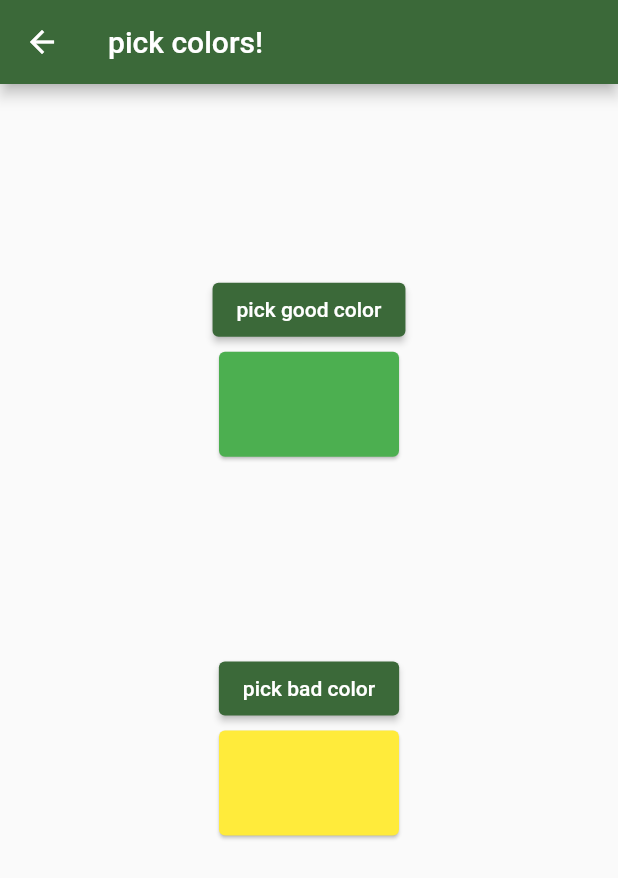
After one commit to infodam/emu_infodam, a Flutter app: the ColoursPage screen opened directly, on a phone screen of 412 x 824 dp. The commit adds this screen. Shown: the top 878 px of the screen. Run offline on Flutter 3.47's test engine with Material 3 defaults, Android fonts, the phone set to English and light mode, and no system bars; our stand-ins replace cloud_firestore, firebase_auth, firebase_core, flutter_colorpicker, flutter_riverpod, fpdart and 1 more; accounts and stored records are empty; generated files the repository leaves out were written again; statements that could not run were skipped.

Commit message:
implement color changing

```diff
--- /dev/null
+++ b/lib/features/colour_changer.dart
@@ -0,0 +1,27 @@
+import 'package:flutter/material.dart';
+
+import 'package:flutter_riverpod/flutter_riverpod.dart';
+
+final colorChangerProvider = NotifierProvider.autoDispose<ColorChanger, ColorChoice>(ColorChanger.new);
+
+class ColorChanger extends Notifier<ColorChoice> {
+  @override
+  build() {
+    // Inside "build", we return the initial state of the counter.
+    return ColorChoice(goodColor: Colors.green, badColor: Colors.yellow);
+  }
+
+  void changeGoodColor(Color color) {
+    state.goodColor = color;
+  }
+
+  void changeBadColor(Color color) {
+    state.badColor = color;
+  }
+}
+
+class ColorChoice {
+  Color goodColor;
+  Color badColor;
+  ColorChoice({required this.goodColor, required this.badColor});
+}
--- a/lib/main.dart
+++ b/lib/main.dart
@@ -1,5 +1,6 @@
 import 'package:emu_infodam/features/auth/auth_controller.dart';
 import 'package:emu_infodam/features/auth/auth_repository.dart';
+import 'package:emu_infodam/features/colour_changer.dart';
 import 'package:emu_infodam/ui/auth_screen.dart';
 import 'package:emu_infodam/ui/create_article_screen.dart';
 import 'package:emu_infodam/ui/home_screen.dart';
@@ -36,9 +37,9 @@ class _AppState extends ConsumerState<App> {
     return MaterialApp(
       debugShowCheckedModeBanner: false,
       title: "Information Dam",
-      //TODO color choice
-      // theme: ThemeData(colorScheme: ColorScheme.fromSeed(seedColor: ref.watch(colorChangerProvider).goodColor), useMaterial3: false),
-      theme: ThemeData(colorScheme: ColorScheme.fromSeed(seedColor: Colors.green), useMaterial3: false),
+
+      theme: ThemeData(colorScheme: ColorScheme.fromSeed(seedColor: ref.watch(colorChangerProvider).goodColor), useMaterial3: false),
+
 
       home: ref
           .watch(authStateChangeProvider)
--- a/lib/ui/article_screen.dart
+++ b/lib/ui/article_screen.dart
@@ -1,3 +1,4 @@
+import 'package:emu_infodam/features/colour_changer.dart';
 import 'package:emu_infodam/features/comments/comments_controller.dart';
 import 'package:emu_infodam/features/comments/comments_repository.dart';
 import 'package:emu_infodam/models/article.dart';
@@ -9,8 +10,6 @@ import 'package:flutter_riverpod/flutter_riverpod.dart';
 
 import '../models/comment.dart';
 import '../utility/show_messages.dart';
-
-const Color goodColor = Colors.green;
 
 class ArticleScreen extends ConsumerStatefulWidget {
   final Article article;
@@ -113,7 +112,8 @@ class _ArticleScreenState extends ConsumerState<ArticleScreen> {
       ),
     );
   }
-//TODO delete comments at zero
+
+  //TODO delete comments at zero
   @override
   Widget build(BuildContext context) {
     return PopScope(
@@ -197,9 +197,6 @@ class _ArticleScreenState extends ConsumerState<ArticleScreen> {
   }
 
   Widget _commentTile(Comment comment) {
-    //     if(_likedCommentId==null){
-    // return _basicTile(comment, null);
-    //     }
     if (_likedCommentId == comment.commentId) {
       return _basicTile(comment, true);
     } else {
@@ -210,7 +207,7 @@ class _ArticleScreenState extends ConsumerState<ArticleScreen> {
   Widget _basicTile(Comment comment, bool isLiked) {
     return ListTile(
       trailing: widget.person.uid == comment.commentId ? Text('agreement: ${comment.scoreStr}') : null,
-      tileColor: isLiked ? goodColor : null,
+      tileColor: isLiked ? ref.watch(colorChangerProvider).goodColor.withAlpha(100) : null,
       title: Center(child: Text(comment.commentText)),
       subtitle: Center(child: Text(comment.authorAlias)),
       onTap: isLiked
--- /dev/null
+++ b/lib/ui/colours_page.dart
@@ -0,0 +1,107 @@
+import 'package:emu_infodam/features/colour_changer.dart';
+import 'package:flutter/material.dart';
+import 'package:flutter_colorpicker/flutter_colorpicker.dart';
+import 'package:flutter_riverpod/flutter_riverpod.dart';
+
+class ColoursPage extends ConsumerStatefulWidget {
+  const ColoursPage({super.key});
+
+  @override
+  ConsumerState<ConsumerStatefulWidget> createState() => _ColoursPageState();
+}
+
+class _ColoursPageState extends ConsumerState<ColoursPage> {
+  Color goodColor = Colors.green;
+  Color badColor = Colors.red;
+  Color pickerColor = Colors.blue;
+
+  @override
+  void initState() {
+    super.initState();
+    final ccEngine = ref.read(colorChangerProvider);
+    goodColor = ccEngine.goodColor;
+    badColor = ccEngine.badColor;
+  }
+
+  void changeColor(Color color) {
+    setState(() => pickerColor = color);
+  }
+
+  _showColorDialog(bool isGood) {
+    if (isGood) {
+      pickerColor = goodColor;
+    } else {
+      pickerColor = badColor;
+    }
+    showDialog(
+      context: context,
+      builder: (context) {
+        return AlertDialog(
+          title: const Text('Pick a color!'),
+          content: SingleChildScrollView(
+            child: ColorPicker(pickerColor: pickerColor, onColorChanged: changeColor),
+          ),
+          actions: <Widget>[
+            ElevatedButton(
+              child: const Text('Got it'),
+              onPressed: () {
+                if (isGood) {
+                  setState(() => goodColor = pickerColor);
+                  ref.read(colorChangerProvider.notifier).changeGoodColor(goodColor);
+                } else {
+                  setState(() => badColor = pickerColor);
+                  ref.read(colorChangerProvider.notifier).changeBadColor(badColor);
+                }
+
+                Navigator.of(context).pop();
+              },
+            ),
+          ],
+        );
+      },
+    );
+  }
+
+  @override
+  Widget build(BuildContext context) {
+    return Scaffold(
+      appBar: AppBar(title: const Text('pick colors!')),
+      body: Center(
+        child: Column(
+          mainAxisAlignment: MainAxisAlignment.spaceEvenly,
+          children: [
+            Column(
+              children: [
+                ElevatedButton(
+                  onPressed: () {
+                    _showColorDialog(true);
+                  },
+                  child: const Text("pick good color"),
+                ),
+                GestureDetector(
+                  onTap: () => _showColorDialog(true),
+                  child: Card(color: goodColor, child: const SizedBox(height: 70, width: 120)),
+                ),
+              ],
+            ),
+            Column(
+              children: [
+                ElevatedButton(
+                  onPressed: () {
+                    _showColorDialog(false);
+                  },
+                  child: const Text('pick bad color'),
+                ),
+                GestureDetector(
+                  onTap: () => _showColorDialog(false),
+                  child: Card(color: badColor, child: const SizedBox(height: 70, width: 120)),
+                ),
+              ],
+            ),
+            const SizedBox(height: 10),
+          ],
+        ),
+      ),
+    );
+  }
+}
```
Also changed, not shown: lib/navigation.dart (+4 -4 lines), lib/ui/create_article_screen.dart (+13 -15 lines), lib/ui/home_screen.dart (+6 -7 lines).
